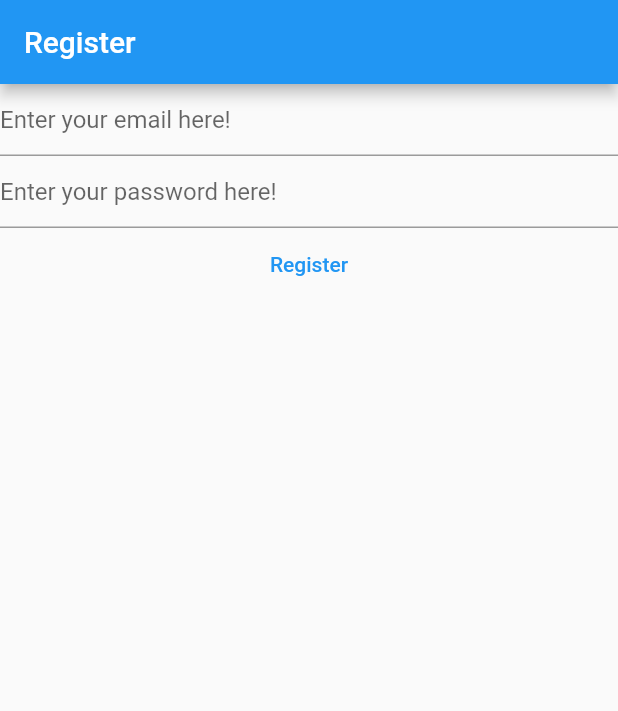
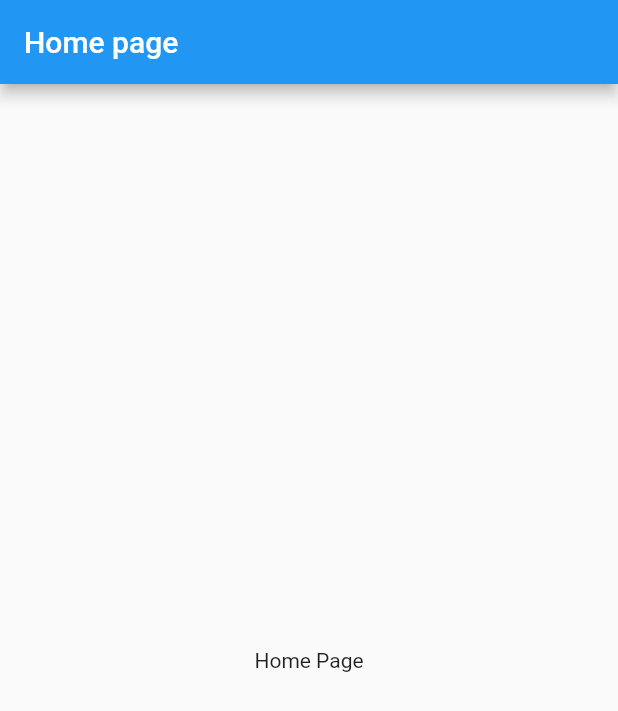
Before and after one commit to daolq-2712/mynotes, a Flutter app: the screen it shows after launch, on a phone screen of 412 x 824 dp. Shown: the top 711 px of the screen. Run offline on Flutter 3.47's test engine with Material 2 defaults, Android fonts, the phone set to English and light mode, and no system bars; our stand-ins replace firebase_auth, firebase_core; accounts and stored records are empty.

Commit message:
Step 3 handle app initialization

```diff
--- a/lib/main.dart
+++ b/lib/main.dart
@@ -1,14 +1,46 @@
+import 'package:firebase_auth/firebase_auth.dart';
+import 'package:firebase_core/firebase_core.dart';
 import 'package:flutter/material.dart';
-import 'package:mynotes/views/login_view.dart';
-import 'package:mynotes/views/register_view.dart';
+import 'package:mynotes/firebase_options.dart';
 
 void main() {
   WidgetsFlutterBinding.ensureInitialized();
   runApp(MaterialApp(
-    title: 'Register',
+    title: 'My notes',
     theme: ThemeData(
       primarySwatch: Colors.blue,
     ),
-    home: const RegisterView(),
+    home: const HomePage(),
   ));
 }
+
+class HomePage extends StatelessWidget {
+  const HomePage({super.key});
+
+  @override
+  Widget build(BuildContext context) {
+    return Scaffold(
+      appBar: AppBar(
+        title: const Text('Home page'),
+      ),
+      body: FutureBuilder(
+        future: Firebase.initializeApp(
+            options: DefaultFirebaseOptions.currentPlatform),
+        builder: (context, snapshot) {
+          switch (snapshot.connectionState) {
+            case ConnectionState.done:
+              final user = FirebaseAuth.instance.currentUser;
+              if (user?.emailVerified ?? false) {
+                print('You are verified user');
+              } else {
+                print('You need verify your email first!');
+              }
+              return Center(child: Text('Home Page'));
+            default:
+              return Text('Loading...');
+          }
+        },
+      ),
+    );
+  }
+}
```
